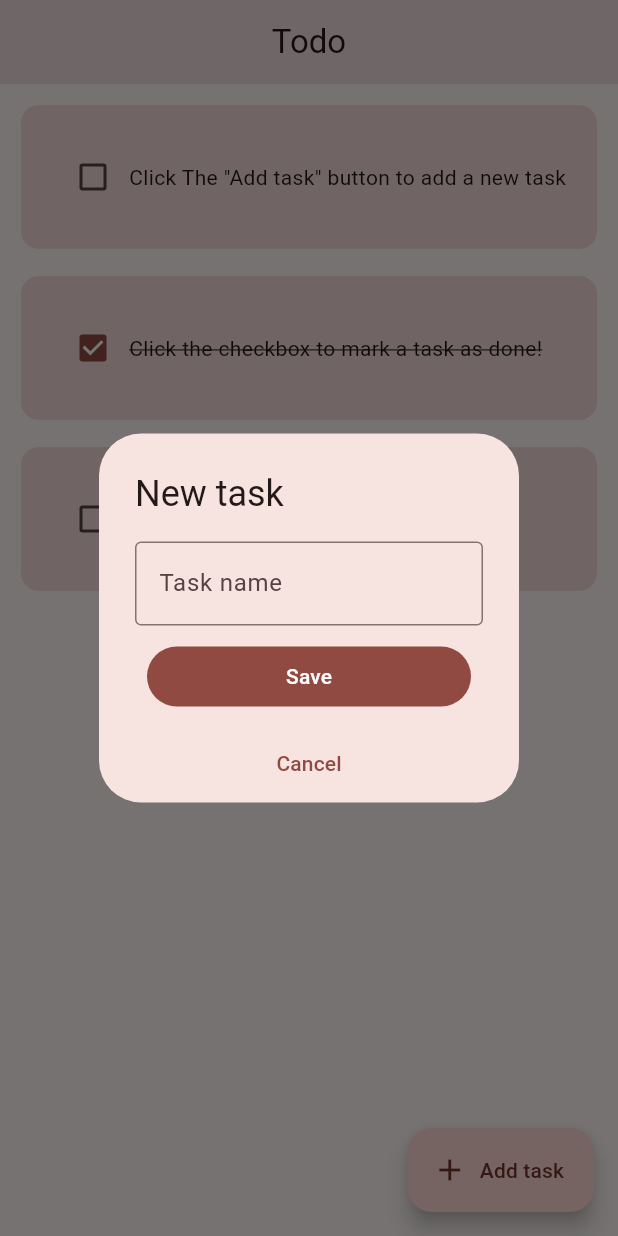
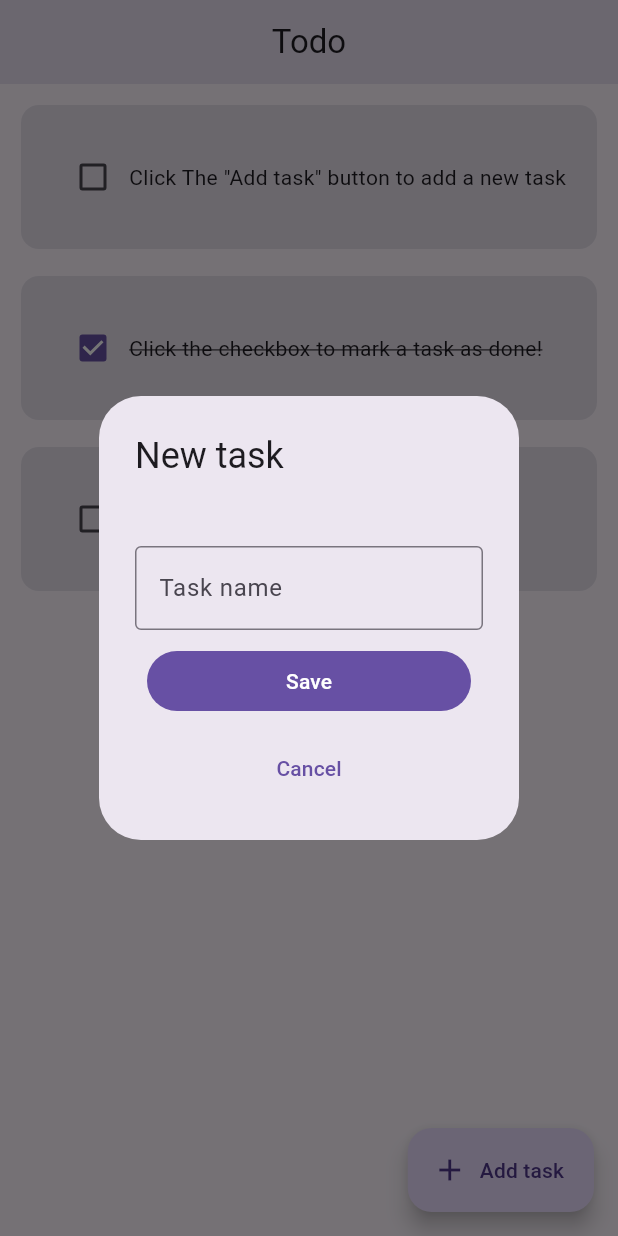
Before and after one commit to n30mrx/tasker, a Flutter app: the screen it shows after launch, after a tap on "Add task", on a phone screen of 412 x 824 dp. Run offline on Flutter 3.47's test engine with Material 2 defaults, Android fonts, the phone set to English and light mode, and no system bars; drawn by our look-alikes of dynamic_color, flutter_slidable; our stand-ins replace hive_flutter; accounts and stored records are empty.

Commit message:
added monet theming

```diff
--- a/lib/add_task_dialog.dart
+++ b/lib/add_task_dialog.dart
@@ -9,7 +9,7 @@ class DialogBox extends StatelessWidget {
     required this.controller,
     required this.onCancel,
     required this.onSave,
-    });
+  });
   final controller;
   VoidCallback onSave;
   VoidCallback onCancel;
@@ -19,22 +19,21 @@ class DialogBox extends StatelessWidget {
     return AlertDialog(
       title: const Text("New task"),
       content: SizedBox(
-        height: 150,
+        height: 200,
         child: Column(
           children: [
-            // Get use input
+            Expanded(child: SizedBox()),
+            // Get user input
             TextField(
               controller: controller,
               decoration: InputDecoration(
-                border: OutlineInputBorder(),
-                hintText: "Enter your task here",
-                labelText: "Task name"
-              ),
+                  border: OutlineInputBorder(),
+                  hintText: "Enter your task here",
+                  labelText: "Task name"),
             ),
             MySaveButton(onPressed: onSave),
             MyCancelButton(onPressed: onCancel)
             //add buttons(save and cancel buttons)
-
           ],
         ),
       ),
--- a/lib/main.dart
+++ b/lib/main.dart
@@ -1,12 +1,12 @@
 // ignore_for_file: prefer_const_constructors, prefer_const_literals_to_create_immutables, unused_local_variable
 
+import 'package:dynamic_color/dynamic_color.dart';
 import 'package:flutter/material.dart';
 import 'package:hive_flutter/hive_flutter.dart';
 
 import './homepage.dart';
 
-
-void main() async{
+void main() async {
   await Hive.initFlutter();
 
   // open a hive box
@@ -19,14 +19,22 @@ class MyApp extends StatelessWidget {
 
   @override
   Widget build(BuildContext context) {
+    return DynamicColorBuilder(
+      builder: (ColorScheme? lightDynamic, ColorScheme? darkDynamic) {
         return MaterialApp(
-      title: 'Flutter Demo',
+          title: 'Tasker',
           theme: ThemeData(
-        colorSchemeSeed: Colors.red,
+            colorScheme: lightDynamic,
+            useMaterial3: true,
+          ),
+          darkTheme: ThemeData(
+            colorScheme: darkDynamic,
             useMaterial3: true,
           ),
           debugShowCheckedModeBanner: false,
           home: Homepage(),
         );
+      },
+    );
   }
 }
--- a/pubspec.yaml
+++ b/pubspec.yaml
@@ -40,6 +40,7 @@ dependencies:
   hive: ^2.2.3
   hive_generator: ^2.0.0
   build_runner: ^2.4.4
+  dynamic_color: ^1.6.5
 
 dev_dependencies:
   flutter_test:
```
Also changed, not shown: pubspec.lock, 10 other files. Lines whose indentation alone changed are shown as unchanged.
